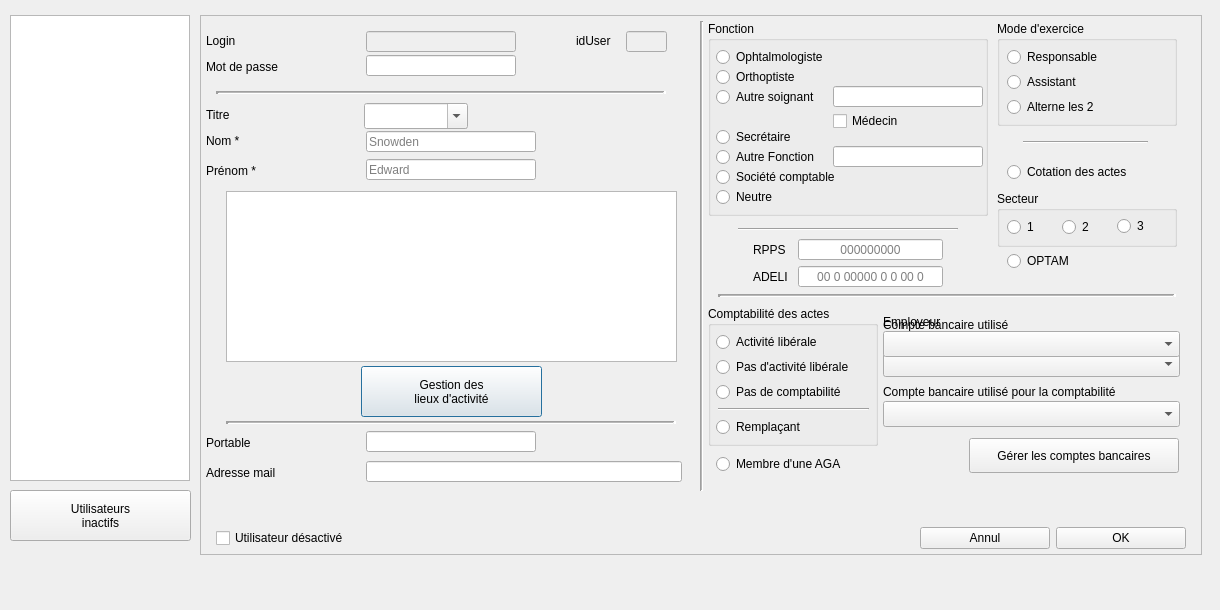
ukinoki/RufusAdmin, file Dialogs/dlg_gestionusers.ui: the form before one commit.
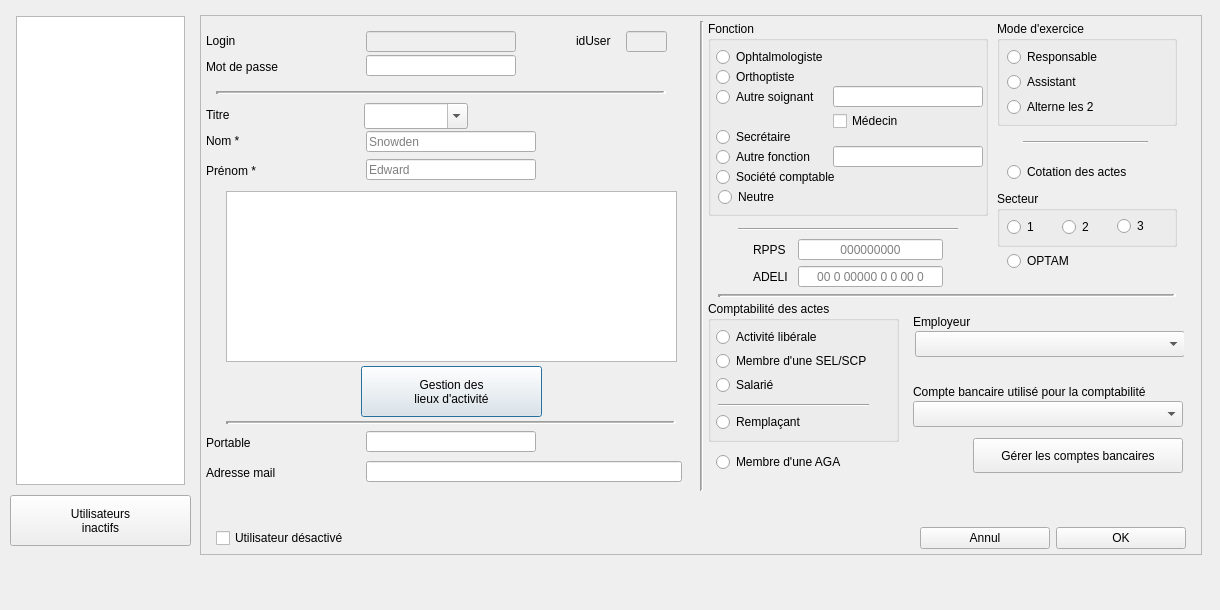
The form after the commit. Icons and pictures are not drawn. Custom widgets are drawn as their Qt base class.

Patch:
```diff
--- a/Dialogs/dlg_gestionusers.ui
+++ b/Dialogs/dlg_gestionusers.ui
@@ -525,7 +525,7 @@
           <rect>
            <x>0</x>
            <y>280</y>
-           <width>481</width>
+           <width>491</width>
            <height>185</height>
           </rect>
          </property>
@@ -533,9 +533,9 @@
           <property name="geometry">
            <rect>
             <x>5</x>
-            <y>5</y>
-            <width>170</width>
-            <height>140</height>
+            <y>0</y>
+            <width>191</width>
+            <height>141</height>
            </rect>
           </property>
           <property name="contextMenuPolicy">
@@ -592,7 +592,7 @@
            <property name="geometry">
             <rect>
              <x>8</x>
-             <y>50</y>
+             <y>73</y>
              <width>160</width>
              <height>22</height>
             </rect>
@@ -607,42 +607,14 @@
             <string/>
            </property>
            <property name="text">
-            <string>Pas d'activité libérale</string>
-           </property>
-          </widget>
-          <widget class="UpRadioButton" name="NoComptaupRadioButton">
-           <property name="geometry">
-            <rect>
-             <x>8</x>
-             <y>75</y>
-             <width>160</width>
-             <height>22</height>
-            </rect>
-           </property>
-           <property name="focusPolicy">
-            <enum>Qt::StrongFocus</enum>
-           </property>
-           <property name="contextMenuPolicy">
-            <enum>Qt::NoContextMenu</enum>
-           </property>
-           <property name="toolTip">
-            <string/>
-           </property>
-           <property name="text">
-            <string>Pas de comptabilité</string>
-           </property>
-           <property name="checkable">
-            <bool>true</bool>
-           </property>
-           <property name="checked">
-            <bool>false</bool>
+            <string>Salarié</string>
            </property>
           </widget>
           <widget class="Line" name="line_5">
            <property name="geometry">
             <rect>
              <x>10</x>
-             <y>95</y>
+             <y>96</y>
              <width>151</width>
              <height>16</height>
             </rect>
@@ -651,12 +623,31 @@
             <enum>Qt::Horizontal</enum>
            </property>
           </widget>
+          <widget class="UpRadioButton" name="ComptaLiberalSELupRadioButton">
+           <property name="geometry">
+            <rect>
+             <x>8</x>
+             <y>49</y>
+             <width>171</width>
+             <height>22</height>
+            </rect>
+           </property>
+           <property name="focusPolicy">
+            <enum>Qt::StrongFocus</enum>
+           </property>
+           <property name="contextMenuPolicy">
+            <enum>Qt::NoContextMenu</enum>
+           </property>
+           <property name="text">
+            <string>Membre d'une SEL/SCP</string>
+           </property>
+          </widget>
          </widget>
          <widget class="UpRadioButton" name="AGAupRadioButton">
           <property name="geometry">
            <rect>
             <x>13</x>
-            <y>152</y>
+            <y>150</y>
             <width>151</width>
             <height>22</height>
            </rect>
@@ -671,59 +662,21 @@
            <string>Membre d'une AGA</string>
           </property>
          </widget>
-         <widget class="QWidget" name="CompteActeswidget" native="true">
-          <property name="geometry">
-           <rect>
-            <x>180</x>
-            <y>10</y>
-            <width>298</width>
-            <height>71</height>
-           </rect>
-          </property>
-          <widget class="UpComboBox" name="CompteActescomboBox">
-           <property name="geometry">
-            <rect>
-             <x>0</x>
-             <y>40</y>
-             <width>297</width>
-             <height>26</height>
-            </rect>
-           </property>
-           <property name="toolTip">
-            <string>Le compte bancaire utilisé par défaut
-pour l'encaissement des honoraires</string>
-           </property>
-          </widget>
-          <widget class="QLabel" name="CompteActeslabel">
-           <property name="geometry">
-            <rect>
-             <x>0</x>
-             <y>0</y>
-             <width>208</width>
-             <height>41</height>
-            </rect>
-           </property>
-           <property name="text">
-            <string>Compte bancaire utilisé
-pour l'enregistrement des actes</string>
-           </property>
-          </widget>
-         </widget>
          <widget class="QWidget" name="CompteComptawidget" native="true">
           <property name="geometry">
            <rect>
-            <x>180</x>
+            <x>200</x>
             <y>80</y>
-            <width>298</width>
+            <width>281</width>
             <height>51</height>
            </rect>
           </property>
           <widget class="UpComboBox" name="CompteComptacomboBox">
            <property name="geometry">
             <rect>
-             <x>0</x>
+             <x>10</x>
              <y>20</y>
-             <width>297</width>
+             <width>270</width>
              <height>26</height>
             </rect>
            </property>
@@ -731,7 +684,7 @@
           <widget class="QLabel" name="CompteComptalabel">
            <property name="geometry">
             <rect>
-             <x>0</x>
+             <x>10</x>
              <y>0</y>
              <width>271</width>
              <height>21</height>
@@ -748,7 +701,7 @@
           </property>
           <property name="geometry">
            <rect>
-            <x>266</x>
+            <x>270</x>
             <y>137</y>
             <width>210</width>
             <height>35</height>
@@ -767,18 +720,18 @@
          <widget class="QWidget" name="Employeurwidget" native="true">
           <property name="geometry">
            <rect>
-            <x>180</x>
+            <x>200</x>
             <y>10</y>
-            <width>298</width>
+            <width>281</width>
             <height>51</height>
            </rect>
           </property>
           <widget class="UpComboBox" name="EmployeurcomboBox">
            <property name="geometry">
             <rect>
-             <x>0</x>
+             <x>12</x>
              <y>20</y>
-             <width>297</width>
+             <width>270</width>
              <height>26</height>
             </rect>
            </property>
@@ -786,7 +739,7 @@
           <widget class="QLabel" name="Employeurlabel">
            <property name="geometry">
             <rect>
-             <x>0</x>
+             <x>10</x>
              <y>0</y>
              <width>271</width>
              <height>21</height>
@@ -1136,7 +1089,7 @@
            <enum>Qt::NoContextMenu</enum>
           </property>
           <property name="text">
-           <string>Autre Fonction</string>
+           <string>Autre fonction</string>
           </property>
          </widget>
          <widget class="UpLineEdit" name="AutreFonctionuplineEdit">
@@ -1200,7 +1153,7 @@
          <widget class="UpRadioButton" name="NeutreupRadioButton">
           <property name="geometry">
            <rect>
-            <x>8</x>
+            <x>10</x>
             <y>165</y>
             <width>161</width>
             <height>22</height>
@@ -1396,10 +1349,10 @@
   <widget class="QTableWidget" name="ListUserstableWidget">
    <property name="geometry">
     <rect>
-     <x>10</x>
-     <y>15</y>
-     <width>180</width>
-     <height>466</height>
+     <x>16</x>
+     <y>16</y>
+     <width>169</width>
+     <height>469</height>
     </rect>
    </property>
    <property name="minimumSize">
@@ -1428,7 +1381,7 @@
    <property name="geometry">
     <rect>
      <x>10</x>
-     <y>490</y>
+     <y>495</y>
      <width>181</width>
      <height>51</height>
     </rect>
@@ -1462,21 +1415,26 @@
   </widget>
  </widget>
  <customwidgets>
+  <customwidget>
+   <class>UpLineEdit</class>
+   <extends>QLineEdit</extends>
+   <header>uplineedit.h</header>
+  </customwidget>
   <customwidget>
    <class>UpPushButton</class>
    <extends>QPushButton</extends>
    <header>uppushbutton.h</header>
   </customwidget>
+  <customwidget>
+   <class>UpComboBox</class>
+   <extends>QComboBox</extends>
+   <header>upcombobox.h</header>
+  </customwidget>
   <customwidget>
    <class>UpTableWidget</class>
    <extends>QTableWidget</extends>
    <header>uptablewidget.h</header>
   </customwidget>
-  <customwidget>
-   <class>UpLineEdit</class>
-   <extends>QLineEdit</extends>
-   <header>uplineedit.h</header>
-  </customwidget>
   <customwidget>
    <class>UpSmallButton</class>
    <extends>QPushButton</extends>
@@ -1487,11 +1445,6 @@
    <extends>QLabel</extends>
    <header>uplabel.h</header>
   </customwidget>
-  <customwidget>
-   <class>UpComboBox</class>
-   <extends>QComboBox</extends>
-   <header>upcombobox.h</header>
-  </customwidget>
   <customwidget>
    <class>UpRadioButton</class>
    <extends>QRadioButton</extends>
```
Left out of the diff: 9 changed lines with no effect on the pictures.
